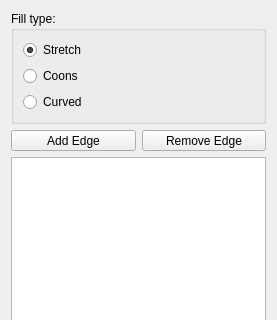
The window that src/Mod/Surface/Gui/TaskGeomFillSurface.ui (southseact-3d/fcd) describes before a commit, drawn with Qt 5; both pictures show x 0 to 277 and y 0 to 320 of the 277 by 467 pixel window.
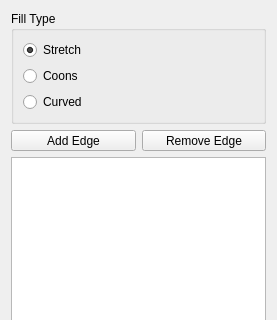
The same window after the commit.

Patch:
```diff
--- a/src/Mod/Surface/Gui/TaskGeomFillSurface.ui
+++ b/src/Mod/Surface/Gui/TaskGeomFillSurface.ui
@@ -23,7 +23,7 @@
    <item row="0" column="0">
     <widget class="QGroupBox" name="fillTypes">
      <property name="title">
-      <string>Fill type:</string>
+      <string>Fill Type</string>
      </property>
      <layout class="QGridLayout">
       <property name="margin">
```
